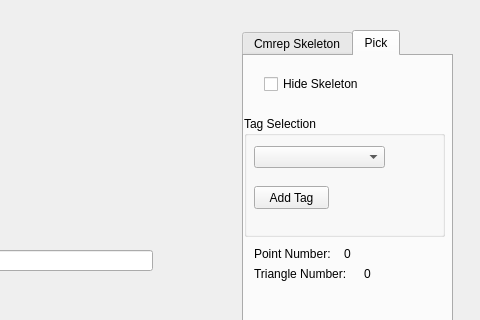
Old version of the form EventQtSlotConnect.ui in the repository tiansijie/cmrep_skelGUI; both pictures show x 318 to 798 and y 0 to 320 of the 798 by 660 pixel window.
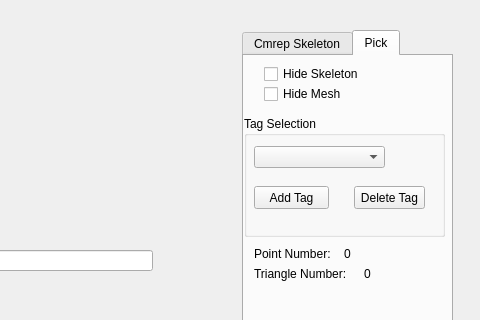
New version of the form. Custom widgets are drawn as their Qt base class.

The edit to the form file:
```diff
--- a/EventQtSlotConnect.ui
+++ b/EventQtSlotConnect.ui
@@ -382,7 +382,7 @@
       <property name="geometry">
        <rect>
         <x>20</x>
-        <y>20</y>
+        <y>10</y>
         <width>101</width>
         <height>16</height>
        </rect>
@@ -435,6 +435,19 @@
         <string>Add Tag</string>
        </property>
       </widget>
+      <widget class="QPushButton" name="pushButtonDeleteTag">
+       <property name="geometry">
+        <rect>
+         <x>110</x>
+         <y>70</y>
+         <width>71</width>
+         <height>23</height>
+        </rect>
+       </property>
+       <property name="text">
+        <string>Delete Tag</string>
+       </property>
+      </widget>
      </widget>
      <widget class="QLabel" name="labelPoint">
       <property name="geometry">
@@ -524,6 +537,19 @@
        <bool>false</bool>
       </property>
      </widget>
+     <widget class="QCheckBox" name="checkBoxHideMesh">
+      <property name="geometry">
+       <rect>
+        <x>20</x>
+        <y>30</y>
+        <width>101</width>
+        <height>16</height>
+       </rect>
+      </property>
+      <property name="text">
+       <string>Hide Mesh</string>
+      </property>
+     </widget>
     </widget>
    </widget>
    <widget class="QProgressBar" name="cmrep_progressBar">
```
